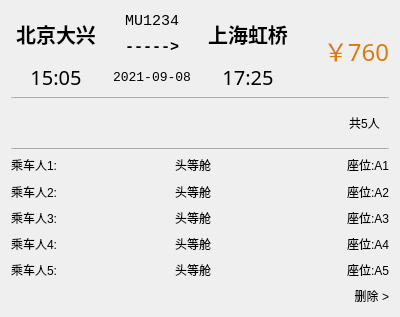
The window that cartitem.ui (Jinyuan-S/AirSystem) describes before a commit, drawn with Qt 5.
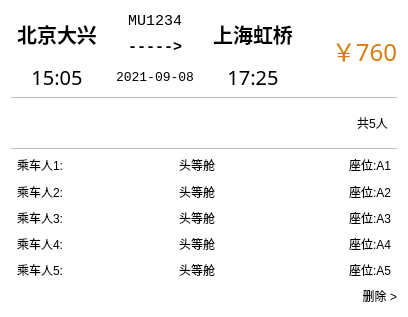
The same window after the commit. Custom widgets are drawn as their Qt base class.

Patch:
```diff
--- a/cartitem.ui
+++ b/cartitem.ui
@@ -6,25 +6,470 @@
    <rect>
     <x>0</x>
     <y>0</y>
-    <width>400</width>
+    <width>408</width>
     <height>317</height>
    </rect>
   </property>
   <property name="minimumSize">
    <size>
-    <width>400</width>
+    <width>408</width>
     <height>0</height>
    </size>
   </property>
   <property name="maximumSize">
    <size>
-    <width>400</width>
+    <width>408</width>
     <height>16777215</height>
    </size>
   </property>
+  <property name="palette">
+   <palette>
+    <active>
+     <colorrole role="WindowText">
+      <brush brushstyle="SolidPattern">
+       <color alpha="255">
+        <red>0</red>
+        <green>0</green>
+        <blue>0</blue>
+       </color>
+      </brush>
+     </colorrole>
+     <colorrole role="Button">
+      <brush brushstyle="SolidPattern">
+       <color alpha="255">
+        <red>255</red>
+        <green>255</green>
+        <blue>255</blue>
+       </color>
+      </brush>
+     </colorrole>
+     <colorrole role="Light">
+      <brush brushstyle="SolidPattern">
+       <color alpha="255">
+        <red>255</red>
+        <green>255</green>
+        <blue>255</blue>
+       </color>
+      </brush>
+     </colorrole>
+     <colorrole role="Midlight">
+      <brush brushstyle="SolidPattern">
+       <color alpha="255">
+        <red>255</red>
+        <green>255</green>
+        <blue>255</blue>
+       </color>
+      </brush>
+     </colorrole>
+     <colorrole role="Dark">
+      <brush brushstyle="SolidPattern">
+       <color alpha="255">
+        <red>127</red>
+        <green>127</green>
+        <blue>127</blue>
+       </color>
+      </brush>
+     </colorrole>
+     <colorrole role="Mid">
+      <brush brushstyle="SolidPattern">
+       <color alpha="255">
+        <red>170</red>
+        <green>170</green>
+        <blue>170</blue>
+       </color>
+      </brush>
+     </colorrole>
+     <colorrole role="Text">
+      <brush brushstyle="SolidPattern">
+       <color alpha="255">
+        <red>0</red>
+        <green>0</green>
+        <blue>0</blue>
+       </color>
+      </brush>
+     </colorrole>
+     <colorrole role="BrightText">
+      <brush brushstyle="SolidPattern">
+       <color alpha="255">
+        <red>255</red>
+        <green>255</green>
+        <blue>255</blue>
+       </color>
+      </brush>
+     </colorrole>
+     <colorrole role="ButtonText">
+      <brush brushstyle="SolidPattern">
+       <color alpha="255">
+        <red>0</red>
+        <green>0</green>
+        <blue>0</blue>
+       </color>
+      </brush>
+     </colorrole>
+     <colorrole role="Base">
+      <brush brushstyle="SolidPattern">
+       <color alpha="255">
+        <red>255</red>
+        <green>255</green>
+        <blue>255</blue>
+       </color>
+      </brush>
+     </colorrole>
+     <colorrole role="Window">
+      <brush brushstyle="SolidPattern">
+       <color alpha="255">
+        <red>255</red>
+        <green>255</green>
+        <blue>255</blue>
+       </color>
+      </brush>
+     </colorrole>
+     <colorrole role="Shadow">
+      <brush brushstyle="SolidPattern">
+       <color alpha="255">
+        <red>0</red>
+        <green>0</green>
+        <blue>0</blue>
+       </color>
+      </brush>
+     </colorrole>
+     <colorrole role="AlternateBase">
+      <brush brushstyle="SolidPattern">
+       <color alpha="255">
+        <red>255</red>
+        <green>255</green>
+        <blue>255</blue>
+       </color>
+      </brush>
+     </colorrole>
+     <colorrole role="ToolTipBase">
+      <brush brushstyle="SolidPattern">
+       <color alpha="255">
+        <red>255</red>
+        <green>255</green>
+        <blue>220</blue>
+       </color>
+      </brush>
+     </colorrole>
+     <colorrole role="ToolTipText">
+      <brush brushstyle="SolidPattern">
+       <color alpha="255">
+        <red>0</red>
+        <green>0</green>
+        <blue>0</blue>
+       </color>
+      </brush>
+     </colorrole>
+     <colorrole role="PlaceholderText">
+      <brush brushstyle="SolidPattern">
+       <color alpha="128">
+        <red>0</red>
+        <green>0</green>
+        <blue>0</blue>
+       </color>
+      </brush>
+     </colorrole>
+    </active>
+    <inactive>
+     <colorrole role="WindowText">
+      <brush brushstyle="SolidPattern">
+       <color alpha="255">
+        <red>0</red>
+        <green>0</green>
+        <blue>0</blue>
+       </color>
+      </brush>
+     </colorrole>
+     <colorrole role="Button">
+      <brush brushstyle="SolidPattern">
+       <color alpha="255">
+        <red>255</red>
+        <green>255</green>
+        <blue>255</blue>
+       </color>
+      </brush>
+     </colorrole>
+     <colorrole role="Light">
+      <brush brushstyle="SolidPattern">
+       <color alpha="255">
+        <red>255</red>
+        <green>255</green>
+        <blue>255</blue>
+       </color>
+      </brush>
+     </colorrole>
+     <colorrole role="Midlight">
+      <brush brushstyle="SolidPattern">
+       <color alpha="255">
+        <red>255</red>
+        <green>255</green>
+        <blue>255</blue>
+       </color>
+      </brush>
+     </colorrole>
+     <colorrole role="Dark">
+      <brush brushstyle="SolidPattern">
+       <color alpha="255">
+        <red>127</red>
+        <green>127</green>
+        <blue>127</blue>
+       </color>
+      </brush>
+     </colorrole>
+     <colorrole role="Mid">
+      <brush brushstyle="SolidPattern">
+       <color alpha="255">
+        <red>170</red>
+        <green>170</green>
+        <blue>170</blue>
+       </color>
+      </brush>
+     </colorrole>
+     <colorrole role="Text">
+      <brush brushstyle="SolidPattern">
+       <color alpha="255">
+        <red>0</red>
+        <green>0</green>
+        <blue>0</blue>
+       </color>
+      </brush>
+     </colorrole>
+     <colorrole role="BrightText">
+      <brush brushstyle="SolidPattern">
+       <color alpha="255">
+        <red>255</red>
+        <green>255</green>
+        <blue>255</blue>
+       </color>
+      </brush>
+     </colorrole>
+     <colorrole role="ButtonText">
+      <brush brushstyle="SolidPattern">
+       <color alpha="255">
+        <red>0</red>
+        <green>0</green>
+        <blue>0</blue>
+       </color>
+      </brush>
+     </colorrole>
+     <colorrole role="Base">
+      <brush brushstyle="SolidPattern">
+       <color alpha="255">
+        <red>255</red>
+        <green>255</green>
+        <blue>255</blue>
+       </color>
+      </brush>
+     </colorrole>
+     <colorrole role="Window">
+      <brush brushstyle="SolidPattern">
+       <color alpha="255">
+        <red>255</red>
+        <green>255</green>
+        <blue>255</blue>
+       </color>
+      </brush>
+     </colorrole>
+     <colorrole role="Shadow">
+      <brush brushstyle="SolidPattern">
+       <color alpha="255">
+        <red>0</red>
+        <green>0</green>
+        <blue>0</blue>
+       </color>
+      </brush>
+     </colorrole>
+     <colorrole role="AlternateBase">
+      <brush brushstyle="SolidPattern">
+       <color alpha="255">
+        <red>255</red>
+        <green>255</green>
+        <blue>255</blue>
+       </color>
+      </brush>
+     </colorrole>
+     <colorrole role="ToolTipBase">
+      <brush brushstyle="SolidPattern">
+       <color alpha="255">
+        <red>255</red>
+        <green>255</green>
+        <blue>220</blue>
+       </color>
+      </brush>
+     </colorrole>
+     <colorrole role="ToolTipText">
+      <brush brushstyle="SolidPattern">
+       <color alpha="255">
+        <red>0</red>
+        <green>0</green>
+        <blue>0</blue>
+       </color>
+      </brush>
+     </colorrole>
+     <colorrole role="PlaceholderText">
+      <brush brushstyle="SolidPattern">
+       <color alpha="128">
+        <red>0</red>
+        <green>0</green>
+        <blue>0</blue>
+       </color>
+      </brush>
+     </colorrole>
+    </inactive>
+    <disabled>
+     <colorrole role="WindowText">
+      <brush brushstyle="SolidPattern">
+       <color alpha="255">
+        <red>127</red>
+        <green>127</green>
+        <blue>127</blue>
+       </color>
+      </brush>
+     </colorrole>
+     <colorrole role="Button">
+      <brush brushstyle="SolidPattern">
+       <color alpha="255">
+        <red>255</red>
+        <green>255</green>
+        <blue>255</blue>
+       </color>
+      </brush>
+     </colorrole>
+     <colorrole role="Light">
+      <brush brushstyle="SolidPattern">
+       <color alpha="255">
+        <red>255</red>
+        <green>255</green>
+        <blue>255</blue>
+       </color>
+      </brush>
+     </colorrole>
+     <colorrole role="Midlight">
+      <brush brushstyle="SolidPattern">
+       <color alpha="255">
+        <red>255</red>
+        <green>255</green>
+        <blue>255</blue>
+       </color>
+      </brush>
+     </colorrole>
+     <colorrole role="Dark">
+      <brush brushstyle="SolidPattern">
+       <color alpha="255">
+        <red>127</red>
+        <green>127</green>
+        <blue>127</blue>
+       </color>
+      </brush>
+     </colorrole>
+     <colorrole role="Mid">
+      <brush brushstyle="SolidPattern">
+       <color alpha="255">
+        <red>170</red>
+        <green>170</green>
+        <blue>170</blue>
+       </color>
+      </brush>
+     </colorrole>
+     <colorrole role="Text">
+      <brush brushstyle="SolidPattern">
+       <color alpha="255">
+        <red>127</red>
+        <green>127</green>
+        <blue>127</blue>
+       </color>
+      </brush>
+     </colorrole>
+     <colorrole role="BrightText">
+      <brush brushstyle="SolidPattern">
+       <color alpha="255">
+        <red>255</red>
+        <green>255</green>
+        <blue>255</blue>
+       </color>
+      </brush>
+     </colorrole>
+     <colorrole role="ButtonText">
+      <brush brushstyle="SolidPattern">
+       <color alpha="255">
+        <red>127</red>
+        <green>127</green>
+        <blue>127</blue>
+       </color>
+      </brush>
+     </colorrole>
+     <colorrole role="Base">
+      <brush brushstyle="SolidPattern">
+       <color alpha="255">
+        <red>255</red>
+        <green>255</green>
+        <blue>255</blue>
+       </color>
+      </brush>
+     </colorrole>
+     <colorrole role="Window">
+      <brush brushstyle="SolidPattern">
+       <color alpha="255">
+        <red>255</red>
+        <green>255</green>
+        <blue>255</blue>
+       </color>
+      </brush>
+     </colorrole>
+     <colorrole role="Shadow">
+      <brush brushstyle="SolidPattern">
+       <color alpha="255">
+        <red>0</red>
+        <green>0</green>
+        <blue>0</blue>
+       </color>
+      </brush>
+     </colorrole>
+     <colorrole role="AlternateBase">
+      <brush brushstyle="SolidPattern">
+       <color alpha="255">
+        <red>255</red>
+        <green>255</green>
+        <blue>255</blue>
+       </color>
+      </brush>
+     </colorrole>
+     <colorrole role="ToolTipBase">
+      <brush brushstyle="SolidPattern">
+       <color alpha="255">
+        <red>255</red>
+        <green>255</green>
+        <blue>220</blue>
+       </color>
+      </brush>
+     </colorrole>
+     <colorrole role="ToolTipText">
+      <brush brushstyle="SolidPattern">
+       <color alpha="255">
+        <red>0</red>
+        <green>0</green>
+        <blue>0</blue>
+       </color>
+      </brush>
+     </colorrole>
+     <colorrole role="PlaceholderText">
+      <brush brushstyle="SolidPattern">
+       <color alpha="128">
+        <red>0</red>
+        <green>0</green>
+        <blue>0</blue>
+       </color>
+      </brush>
+     </colorrole>
+    </disabled>
+   </palette>
+  </property>
   <property name="windowTitle">
    <string>Form</string>
   </property>
+  <property name="autoFillBackground">
+   <bool>true</bool>
+  </property>
   <layout class="QGridLayout" name="gridLayout">
    <item row="7" column="0" colspan="4">
     <widget class="QWidget" name="widget_2" native="true">
@@ -43,6 +488,12 @@
       </property>
       <item>
        <widget class="QLabel" name="label_p1">
+        <property name="maximumSize">
+         <size>
+          <width>150</width>
+          <height>16777215</height>
+         </size>
+        </property>
         <property name="text">
          <string>乘车人1:</string>
         </property>
@@ -63,6 +514,12 @@
       </item>
       <item>
        <widget class="QLabel" name="label_seat1">
+        <property name="maximumSize">
+         <size>
+          <width>150</width>
+          <height>16777215</height>
+         </size>
+        </property>
         <property name="text">
          <string>座位:A1</string>
         </property>
@@ -167,6 +624,12 @@
       </property>
       <item>
        <widget class="QLabel" name="label_p1_5">
+        <property name="maximumSize">
+         <size>
+          <width>150</width>
+          <height>16777215</height>
+         </size>
+        </property>
         <property name="text">
          <string>乘车人5:</string>
         </property>
@@ -187,6 +650,12 @@
       </item>
       <item>
        <widget class="QLabel" name="label_seat1_5">
+        <property name="maximumSize">
+         <size>
+          <width>150</width>
+          <height>16777215</height>
+         </size>
+        </property>
         <property name="text">
          <string>座位:A5</string>
         </property>
@@ -249,6 +718,12 @@
       </property>
       <item>
        <widget class="QLabel" name="label_p1_2">
+        <property name="maximumSize">
+         <size>
+          <width>150</width>
+          <height>16777215</height>
+         </size>
+        </property>
         <property name="text">
          <string>乘车人2:</string>
         </property>
@@ -269,6 +744,12 @@
       </item>
       <item>
        <widget class="QLabel" name="label_seat1_2">
+        <property name="maximumSize">
+         <size>
+          <width>150</width>
+          <height>16777215</height>
+         </size>
+        </property>
         <property name="text">
          <string>座位:A2</string>
         </property>
@@ -385,6 +866,12 @@
       </property>
       <item>
        <widget class="QLabel" name="label_p1_4">
+        <property name="maximumSize">
+         <size>
+          <width>150</width>
+          <height>16777215</height>
+         </size>
+        </property>
         <property name="text">
          <string>乘车人4:</string>
         </property>
@@ -405,6 +892,12 @@
       </item>
       <item>
        <widget class="QLabel" name="label_seat1_4">
+        <property name="maximumSize">
+         <size>
+          <width>150</width>
+          <height>16777215</height>
+         </size>
+        </property>
         <property name="text">
          <string>座位:A4</string>
         </property>
@@ -451,6 +944,12 @@
       </property>
       <item>
        <widget class="QLabel" name="label_p1_3">
+        <property name="maximumSize">
+         <size>
+          <width>150</width>
+          <height>16777215</height>
+         </size>
+        </property>
         <property name="text">
          <string>乘车人3:</string>
         </property>
@@ -471,6 +970,12 @@
       </item>
       <item>
        <widget class="QLabel" name="label_seat1_3">
+        <property name="maximumSize">
+         <size>
+          <width>150</width>
+          <height>16777215</height>
+         </size>
+        </property>
         <property name="text">
          <string>座位:A3</string>
         </property>
```
Left out of the diff: 2 changed lines with no effect on the pictures.
